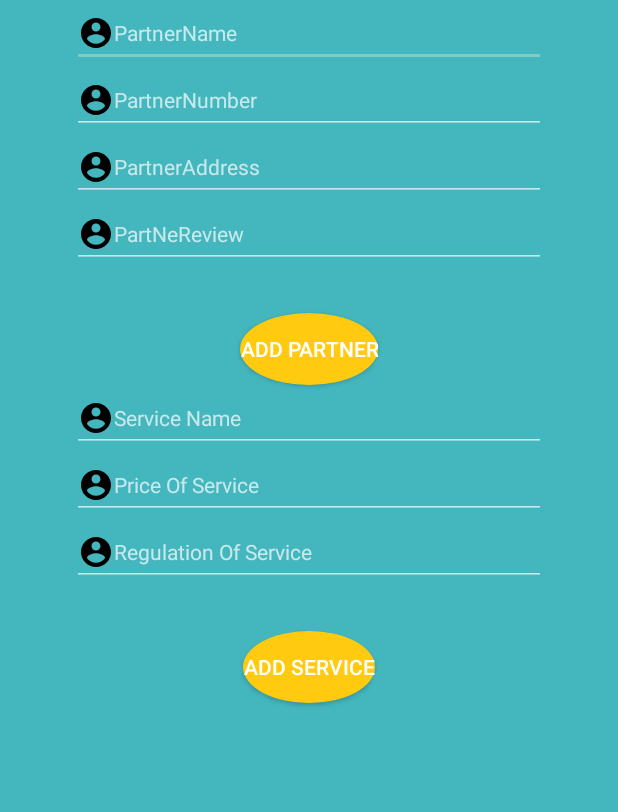
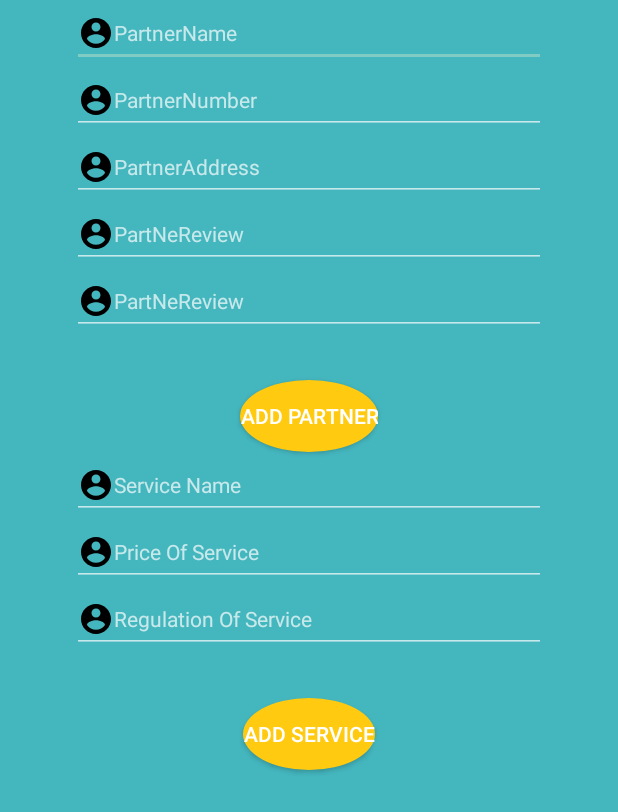
Before and after one commit to thuanle1203/car_rescue_app, an Android app: the ServiceActivity screen opened directly, with no data from a screen before it, after a tap on "ADD PARTNER", on a phone screen of 412 x 824 dp. Shown: the top 812 px of the screen. Run offline under Robolectric (Android 15) with nearby library versions, the phone set to English and light mode, and no system bars; our stand-ins replace ButterKnife, Room's generated code.

```diff
--- a/MyApplication/app/src/main/AndroidManifest.xml
+++ b/MyApplication/app/src/main/AndroidManifest.xml
@@ -13,7 +13,8 @@
         android:roundIcon="@mipmap/ic_launcher_round"
         android:supportsRtl="true"
         android:theme="@style/Theme.Design.NoActionBar">
-        <activity android:name=".activities.UpdateProfile"></activity>
+        <activity android:name=".activities.PartnerAdapter1"></activity>
+        <activity android:name=".activities.UpdateProfile" />
         <activity android:name=".activities.ChangePassWord" />
         <activity android:name=".UpdateProfile" />
         <activity android:name=".activities.PartnerList" />
--- a/MyApplication/app/src/main/java/com/example/myapplication/activities/ServiceActivity.java
+++ b/MyApplication/app/src/main/java/com/example/myapplication/activities/ServiceActivity.java
@@ -30,6 +30,9 @@ public class ServiceActivity extends AppCompatActivity {
     @BindView(R.id.edt_Review)
     EditText edt_Review;
 
+    @BindView(R.id.edt_addService)
+    EditText edt_Service;
+
     @BindView(R.id.btn_addParner)
     Button btn_addPartner;
 
@@ -55,17 +58,24 @@ public class ServiceActivity extends AppCompatActivity {
         btn_addPartner.setOnClickListener(new View.OnClickListener() {
             @Override
             public void onClick(View v) {
-                String name1, address1, phoneNum1, review1;
+                String name1, address1, phoneNum1, review1, service1;
                 name1 = edt_name.getText().toString();
                 address1 = edt_Adrre.getText().toString();
                 phoneNum1 = edt_Nume.getText().toString();
                 review1 = edt_Review.getText().toString();
+                service1 = edt_Service.getText().toString();
                 Partner p = new Partner();
                 p.setNamePartner(name1);
                 p.setAddressPartner(address1);
                 p.setPhoneNumber(phoneNum1);
                 p.setReview(review1);
+                p.setActivePlace(service1);
                 LoginActivity.myAppDatabase.myDAO().addPartner(p);
+                /*edt_name.setText("");
+                edt_Adrre.setText("");
+                edt_Nume.setText("");
+                edt_Review.setText("");
+                edt_Service.setText("");*/
                 Toast.makeText(ServiceActivity.this, "Partner added successfully",Toast.LENGTH_SHORT).show();
             }
         });
--- a/MyApplication/app/src/main/java/com/example/myapplication/activities/WorkingActivity.java
+++ b/MyApplication/app/src/main/java/com/example/myapplication/activities/WorkingActivity.java
@@ -87,7 +87,7 @@ public class WorkingActivity extends AppCompatActivity implements NavigationView
                 startActivity(i);
                 break;
             case R.id.nav_home:
-                Intent intent = new Intent(WorkingActivity.this, ServiceActivity.class);
+                Intent intent = new Intent(WorkingActivity.this, PartnerList.class);
                 startActivity(intent);
                 break;
 
--- a/MyApplication/app/src/main/res/layout/activity_service.xml
+++ b/MyApplication/app/src/main/res/layout/activity_service.xml
@@ -70,6 +70,22 @@
         android:inputType="textPersonName"
         android:textColor="#FFFFFF"
         />
+    <EditText
+        android:id ="@+id/edt_addService"
+        app:layout_goneMarginTop="100dp"
+        android:layout_width="match_parent"
+        android:layout_height="wrap_content"
+        android:textSize="14dp"
+        android:layout_marginStart="48dp"
+        android:layout_marginEnd="48dp"
+        android:drawableLeft="@drawable/ic_username"
+        android:hint="PartNeReview"
+        app:layout_constraintLeft_toLeftOf="parent"
+        app:layout_constraintRight_toRightOf="parent"
+        app:layout_constraintTop_toBottomOf="@id/edt_Review"
+        android:inputType="textPersonName"
+        android:textColor="#FFFFFF"
+        />
 
     <Button
         android:id="@+id/btn_addParner"
@@ -78,7 +94,7 @@
         android:layout_marginTop="30dp"
         android:text="ADD Partner"
         android:background="@drawable/shape_btn_register"
-        app:layout_constraintTop_toBottomOf="@id/edt_Review"
+        app:layout_constraintTop_toBottomOf="@id/edt_addService"
         app:layout_constraintLeft_toLeftOf="parent"
         app:layout_constraintRight_toRightOf="parent"
         />
```
Also changed, not shown: MyApplication/app/src/main/java/com/example/myapplication/activities/PartnerAdapter.java (added, +47 -0 lines), MyApplication/app/src/main/java/com/example/myapplication/activities/PartnerList.java (+17 -1 lines), MyApplication/app/src/main/res/layout/activity_partner_list.xml (+12 -3 lines), MyApplication/app/src/main/res/layout/partner_row.xml (added, +12 -0 lines).
